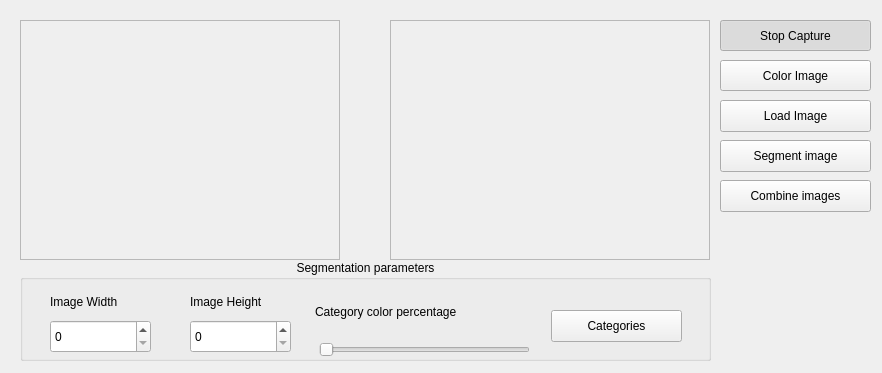
First picture: the form in Prac4/mainwindow.ui, repository dgallards/VisionArtificial, before the edit.
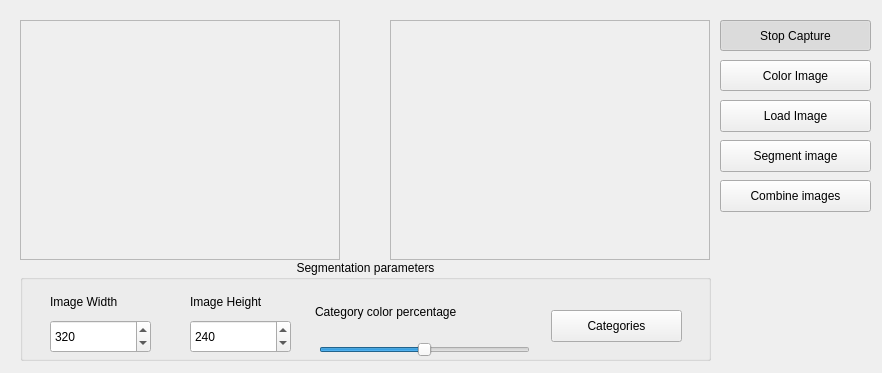
Second picture: the form after the edit.

```diff
--- a/Prac4/mainwindow.ui
+++ b/Prac4/mainwindow.ui
@@ -116,6 +116,9 @@
     <property name="maximum">
      <number>500</number>
     </property>
+    <property name="value">
+     <number>320</number>
+    </property>
    </widget>
    <widget class="QSpinBox" name="imageHeightSpinBox">
     <property name="geometry">
@@ -129,6 +132,9 @@
     <property name="maximum">
      <number>500</number>
     </property>
+    <property name="value">
+     <number>240</number>
+    </property>
    </widget>
    <widget class="QSlider" name="categoryColorSlider">
     <property name="geometry">
@@ -145,6 +151,9 @@
     <property name="pageStep">
      <number>5</number>
     </property>
+    <property name="sliderPosition">
+     <number>50</number>
+    </property>
     <property name="orientation">
      <enum>Qt::Horizontal</enum>
     </property>
```
